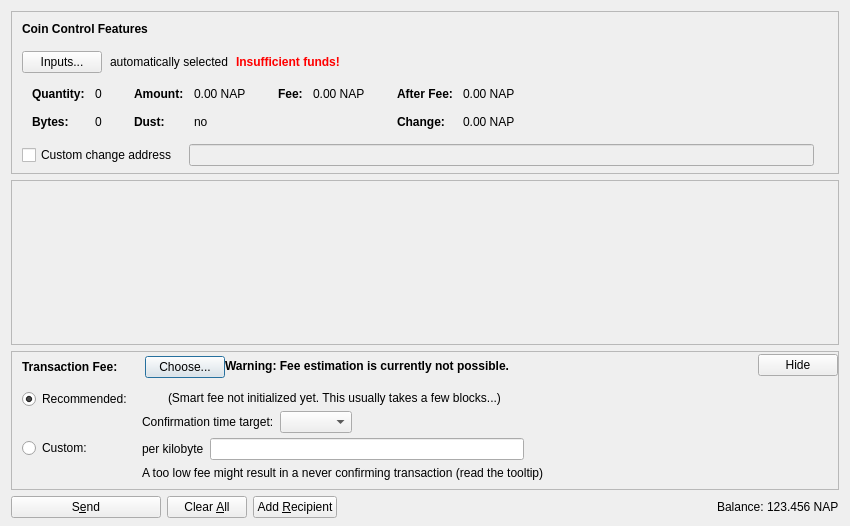
Before: the Qt Designer form src/qt/forms/sendcoinsdialog.ui in Zetalon0/Napocoin, drawn with Qt 5.
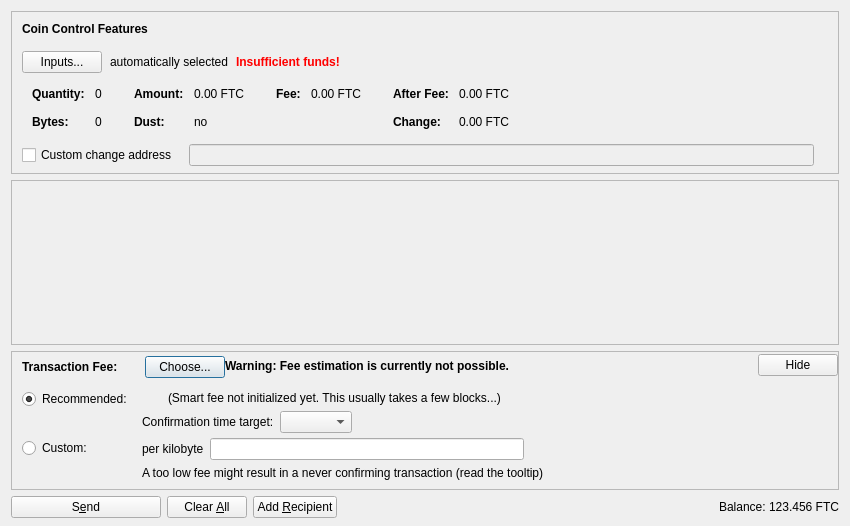
After: the same form once the commit is applied. Icons and pictures are not drawn. Custom widgets are drawn as their Qt base class.

```diff
--- a/src/qt/forms/sendcoinsdialog.ui
+++ b/src/qt/forms/sendcoinsdialog.ui
@@ -324,7 +324,7 @@
                   <enum>Qt::ActionsContextMenu</enum>
                  </property>
                  <property name="text">
-                  <string notr="true">0.00 NAP</string>
+                  <string notr="true">0.00 FTC</string>
                  </property>
                  <property name="textInteractionFlags">
                   <set>Qt::LinksAccessibleByMouse|Qt::TextSelectableByKeyboard|Qt::TextSelectableByMouse</set>
@@ -404,7 +404,7 @@
                   <enum>Qt::ActionsContextMenu</enum>
                  </property>
                  <property name="text">
-                  <string notr="true">0.00 NAP</string>
+                  <string notr="true">0.00 FTC</string>
                  </property>
                  <property name="textInteractionFlags">
                   <set>Qt::LinksAccessibleByMouse|Qt::TextSelectableByKeyboard|Qt::TextSelectableByMouse</set>
@@ -455,7 +455,7 @@
                   <enum>Qt::ActionsContextMenu</enum>
                  </property>
                  <property name="text">
-                  <string notr="true">0.00 NAP</string>
+                  <string notr="true">0.00 FTC</string>
                  </property>
                  <property name="textInteractionFlags">
                   <set>Qt::LinksAccessibleByMouse|Qt::TextSelectableByKeyboard|Qt::TextSelectableByMouse</set>
@@ -484,7 +484,7 @@
                   <enum>Qt::ActionsContextMenu</enum>
                  </property>
                  <property name="text">
-                  <string notr="true">0.00 NAP</string>
+                  <string notr="true">0.00 FTC</string>
                  </property>
                  <property name="textInteractionFlags">
                   <set>Qt::LinksAccessibleByMouse|Qt::TextSelectableByKeyboard|Qt::TextSelectableByMouse</set>
@@ -1204,7 +1204,7 @@
           <cursorShape>IBeamCursor</cursorShape>
          </property>
          <property name="text">
-          <string notr="true">123.456 NAP</string>
+          <string notr="true">123.456 FTC</string>
          </property>
          <property name="textInteractionFlags">
           <set>Qt::LinksAccessibleByMouse|Qt::TextSelectableByKeyboard|Qt::TextSelectableByMouse</set>
```
